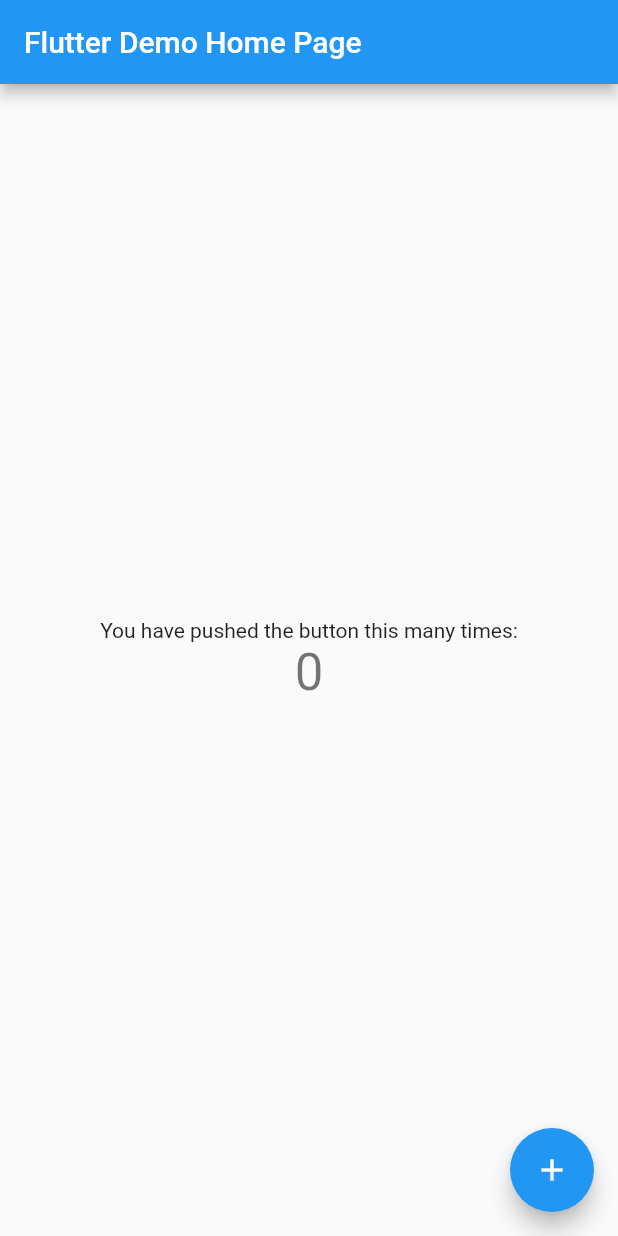
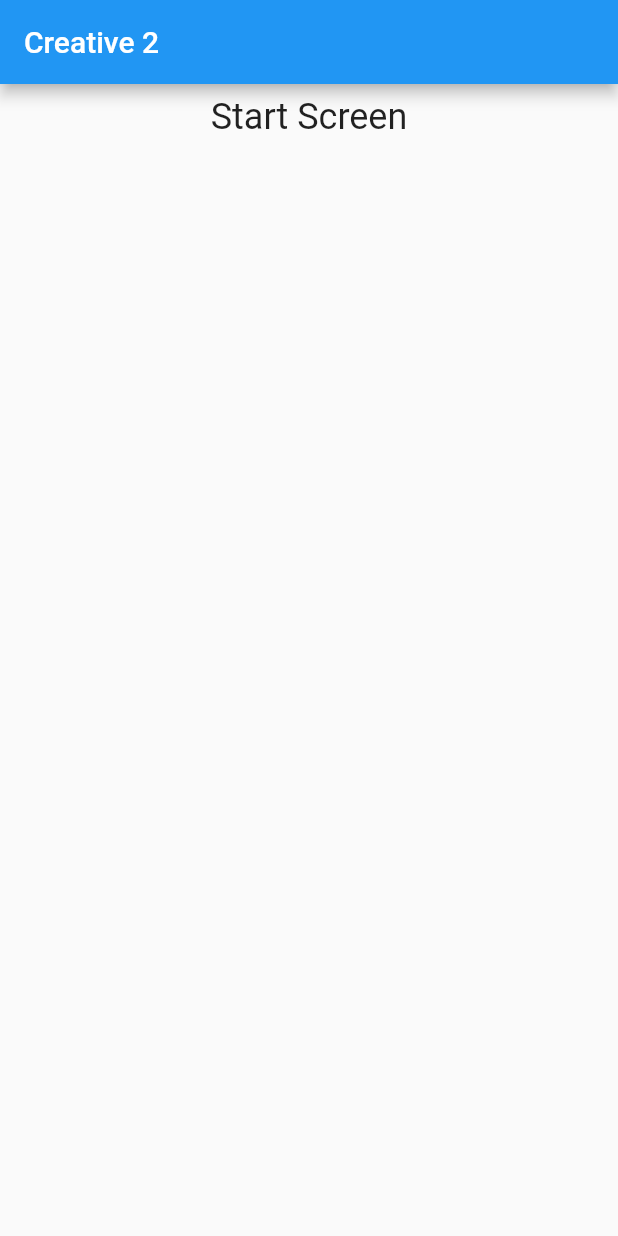
Before and after one commit to SeanAlexWall/MApps-Lesson2-Creative, a Flutter app: the screen it shows after launch, on a phone screen of 412 x 824 dp. Run offline on Flutter 3.47's test engine with Material 2 defaults, Android fonts, the phone set to English and light mode, and no system bars.

Commit message:
Customizations in app structure. Created Start Screen

```diff
--- a/lib/main.dart
+++ b/lib/main.dart
@@ -1,117 +1,25 @@
+import 'package:Lesson2Creative/screens/start_screen.dart';
 import 'package:flutter/material.dart';
 
 void main() {
-  runApp(MyApp());
+  runApp(Creative2App());
 }
 
-class MyApp extends StatelessWidget {
+class Creative2App extends StatelessWidget {
   // This widget is the root of your application.
   @override
   Widget build(BuildContext context) {
     return MaterialApp(
       title: 'Flutter Demo',
       theme: ThemeData(
-        // This is the theme of your application.
-        //
-        // Try running your application with "flutter run". You'll see the
-        // application has a blue toolbar. Then, without quitting the app, try
-        // changing the primarySwatch below to Colors.green and then invoke
-        // "hot reload" (press "r" in the console where you ran "flutter run",
-        // or simply save your changes to "hot reload" in a Flutter IDE).
-        // Notice that the counter didn't reset back to zero; the application
-        // is not restarted.
         primarySwatch: Colors.blue,
-        // This makes the visual density adapt to the platform that you run
-        // the app on. For desktop platforms, the controls will be smaller and
-        // closer together (more dense) than on mobile platforms.
         visualDensity: VisualDensity.adaptivePlatformDensity,
       ),
-      home: MyHomePage(title: 'Flutter Demo Home Page'),
+      initialRoute: StartScreen.routeName,
+      routes: {
+        StartScreen.routeName : (context) => StartScreen(),
+
+      },
     );
   }
 }
-
-class MyHomePage extends StatefulWidget {
-  MyHomePage({Key key, this.title}) : super(key: key);
-
-  // This widget is the home page of your application. It is stateful, meaning
-  // that it has a State object (defined below) that contains fields that affect
-  // how it looks.
-
-  // This class is the configuration for the state. It holds the values (in this
-  // case the title) provided by the parent (in this case the App widget) and
-  // used by the build method of the State. Fields in a Widget subclass are
-  // always marked "final".
-
-  final String title;
-
-  @override
-  _MyHomePageState createState() => _MyHomePageState();
-}
-
-class _MyHomePageState extends State<MyHomePage> {
-  int _counter = 0;
-
-  void _incrementCounter() {
-    setState(() {
-      // This call to setState tells the Flutter framework that something has
-      // changed in this State, which causes it to rerun the build method below
-      // so that the display can reflect the updated values. If we changed
-      // _counter without calling setState(), then the build method would not be
-      // called again, and so nothing would appear to happen.
-      _counter++;
-    });
-  }
-
-  @override
-  Widget build(BuildContext context) {
-    // This method is rerun every time setState is called, for instance as done
-    // by the _incrementCounter method above.
-    //
-    // The Flutter framework has been optimized to make rerunning build methods
-    // fast, so that you can just rebuild anything that needs updating rather
-    // than having to individually change instances of widgets.
-    return Scaffold(
-      appBar: AppBar(
-        // Here we take the value from the MyHomePage object that was created by
-        // the App.build method, and use it to set our appbar title.
-        title: Text(widget.title),
-      ),
-      body: Center(
-        // Center is a layout widget. It takes a single child and positions it
-        // in the middle of the parent.
-        child: Column(
-          // Column is also a layout widget. It takes a list of children and
-          // arranges them vertically. By default, it sizes itself to fit its
-          // children horizontally, and tries to be as tall as its parent.
-          //
-          // Invoke "debug painting" (press "p" in the console, choose the
-          // "Toggle Debug Paint" action from the Flutter Inspector in Android
-          // Studio, or the "Toggle Debug Paint" command in Visual Studio Code)
-          // to see the wireframe for each widget.
-          //
-          // Column has various properties to control how it sizes itself and
-          // how it positions its children. Here we use mainAxisAlignment to
-          // center the children vertically; the main axis here is the vertical
-          // axis because Columns are vertical (the cross axis would be
-          // horizontal).
-          mainAxisAlignment: MainAxisAlignment.center,
-          children: <Widget>[
-            Text(
-              'You have pushed the button this many times:',
-            ),
-            Text(
-              '$_counter',
-              style: Theme.of(context).textTheme.headline4,
-            ),
-          ],
-        ),
-      ),
-      floatingActionButton: FloatingActionButton(
-        onPressed: _incrementCounter,
-        tooltip: 'Increment',
-        child: Icon(Icons.add),
-      ), // This trailing comma makes auto-formatting nicer for build methods.
-    );
-  }
-}
--- /dev/null
+++ b/lib/screens/start_screen.dart
@@ -0,0 +1,24 @@
+import 'package:flutter/material.dart';
+
+class StartScreen extends StatelessWidget{
+  static const routeName = "/startScreen";
+  @override
+  Widget build(BuildContext context) {
+    return Scaffold(
+      appBar: AppBar(title: Text("Creative 2")),
+      body: Padding(
+        padding: const EdgeInsets.all(8.0),
+        child: Container(
+          width: MediaQuery.of(context).size.width,
+          child: Column(
+            crossAxisAlignment: CrossAxisAlignment.center,
+            children: [
+              Text("Start Screen", style: Theme.of(context).textTheme.headline5,),
+            ],
+          ),
+        ),
+      ),
+    );
+  }
+
+}
```
Also changed, not shown: 1 other file.
